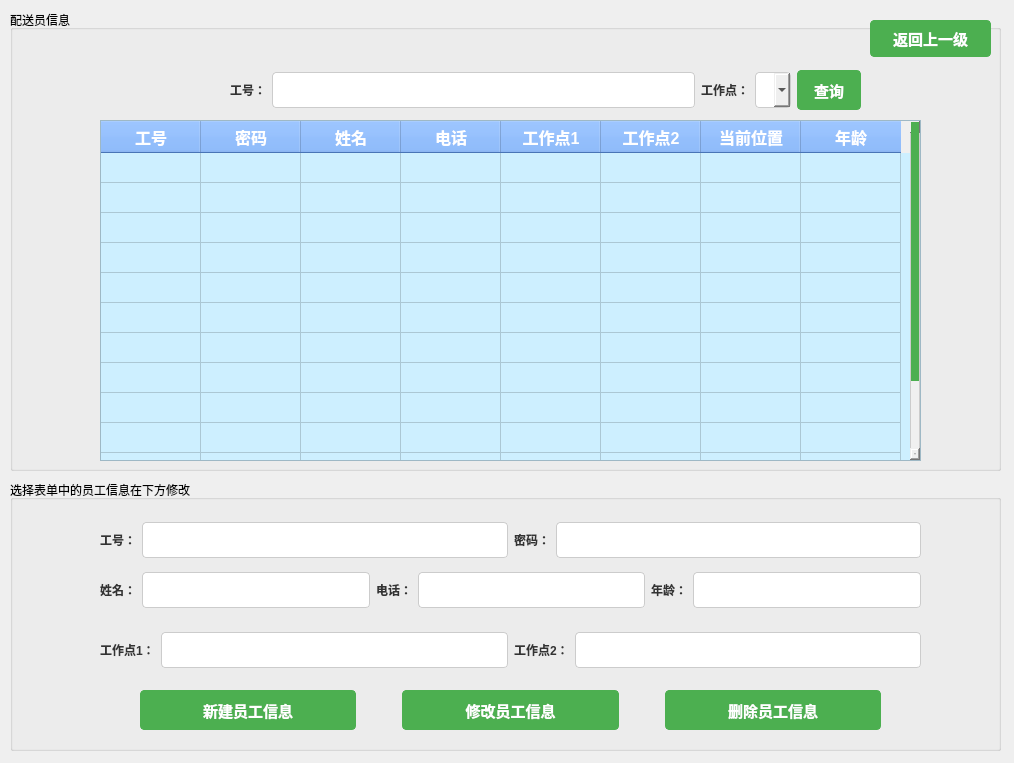
First picture: the form in modules/admin/admin_manage_deliveryman.ui, repository gfzyl/Parcel-System, before the edit.
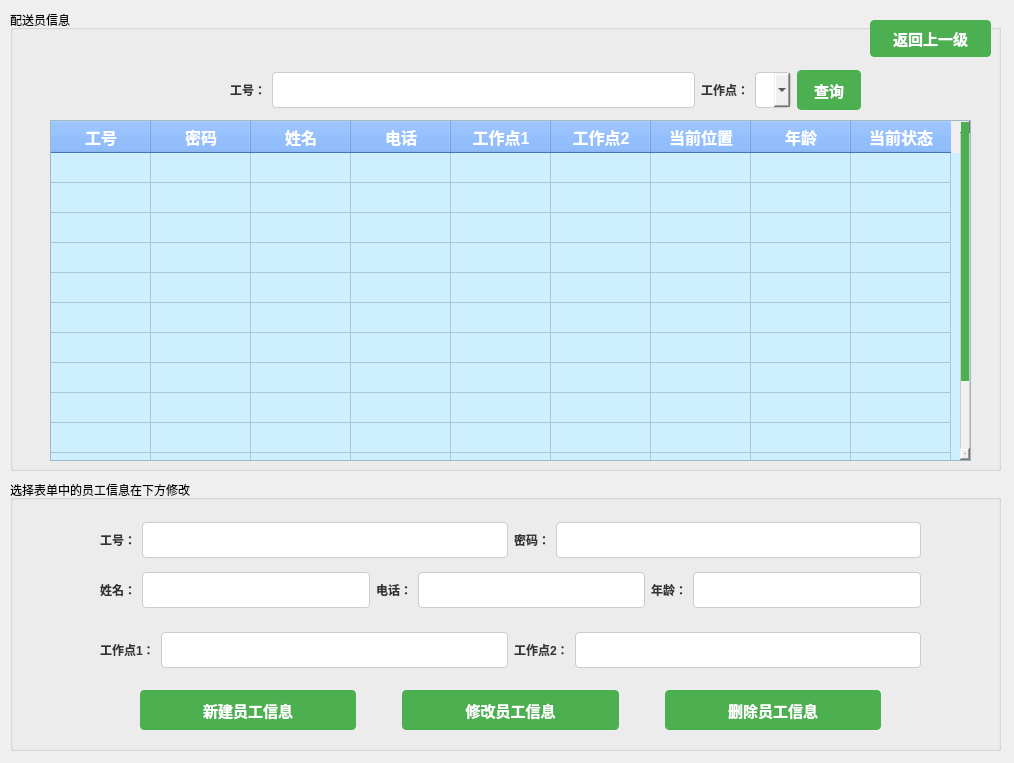
Second picture: the form after the edit.

The edit to the form file:
```diff
--- a/modules/admin/admin_manage_deliveryman.ui
+++ b/modules/admin/admin_manage_deliveryman.ui
@@ -107,9 +107,9 @@
    <widget class="QTableWidget" name="tableWidget">
     <property name="geometry">
      <rect>
-      <x>90</x>
+      <x>40</x>
       <y>110</y>
-      <width>821</width>
+      <width>921</width>
       <height>341</height>
      </rect>
     </property>
@@ -221,6 +221,11 @@
       <string>年龄</string>
      </property>
     </column>
+    <column>
+     <property name="text">
+      <string>当前状态</string>
+     </property>
+    </column>
    </widget>
    <widget class="QPushButton" name="returnBtn">
     <property name="geometry">
```
Left out of the diff: 6 changed lines with no effect on the pictures.
